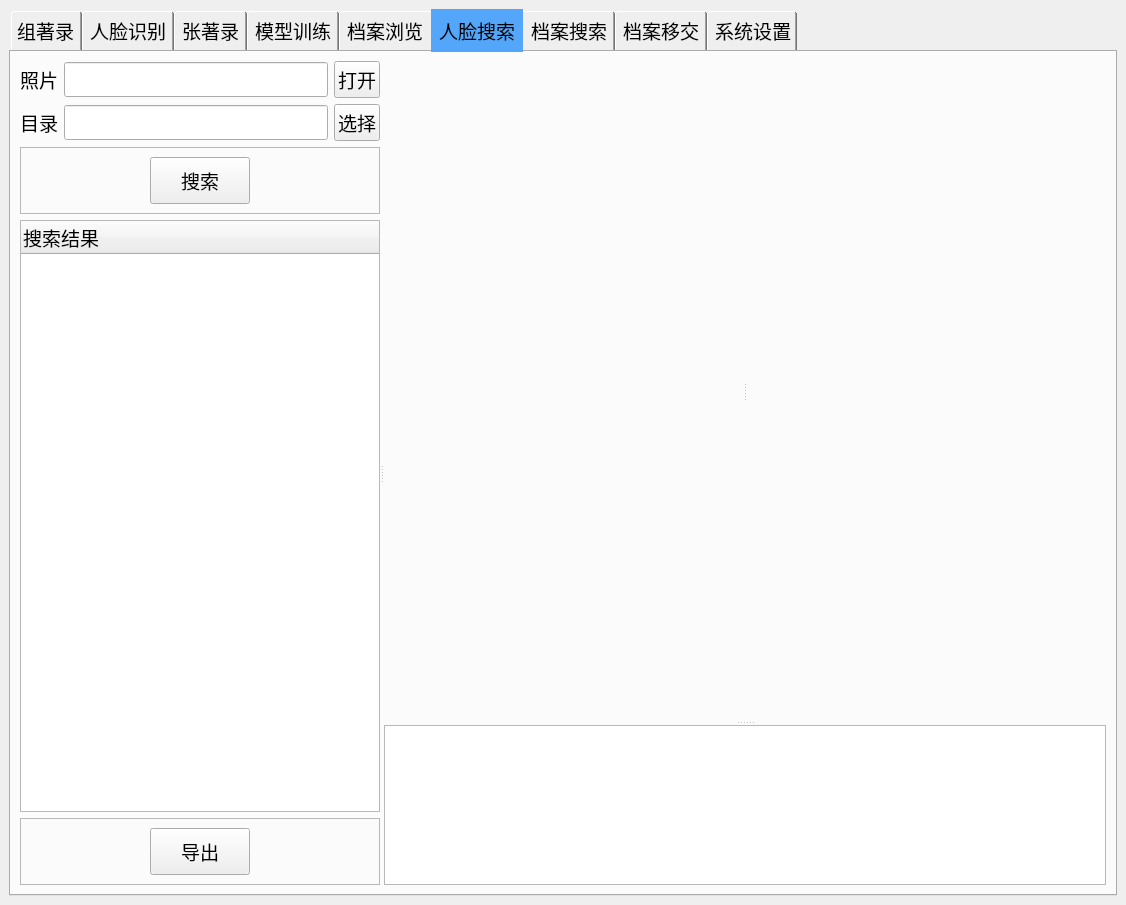
The window that photo_arch/infrastructures/user_interface/qt/ui/mainwindow.ui (Chieoho/photo_arch) describes before a commit, drawn with Qt 5.
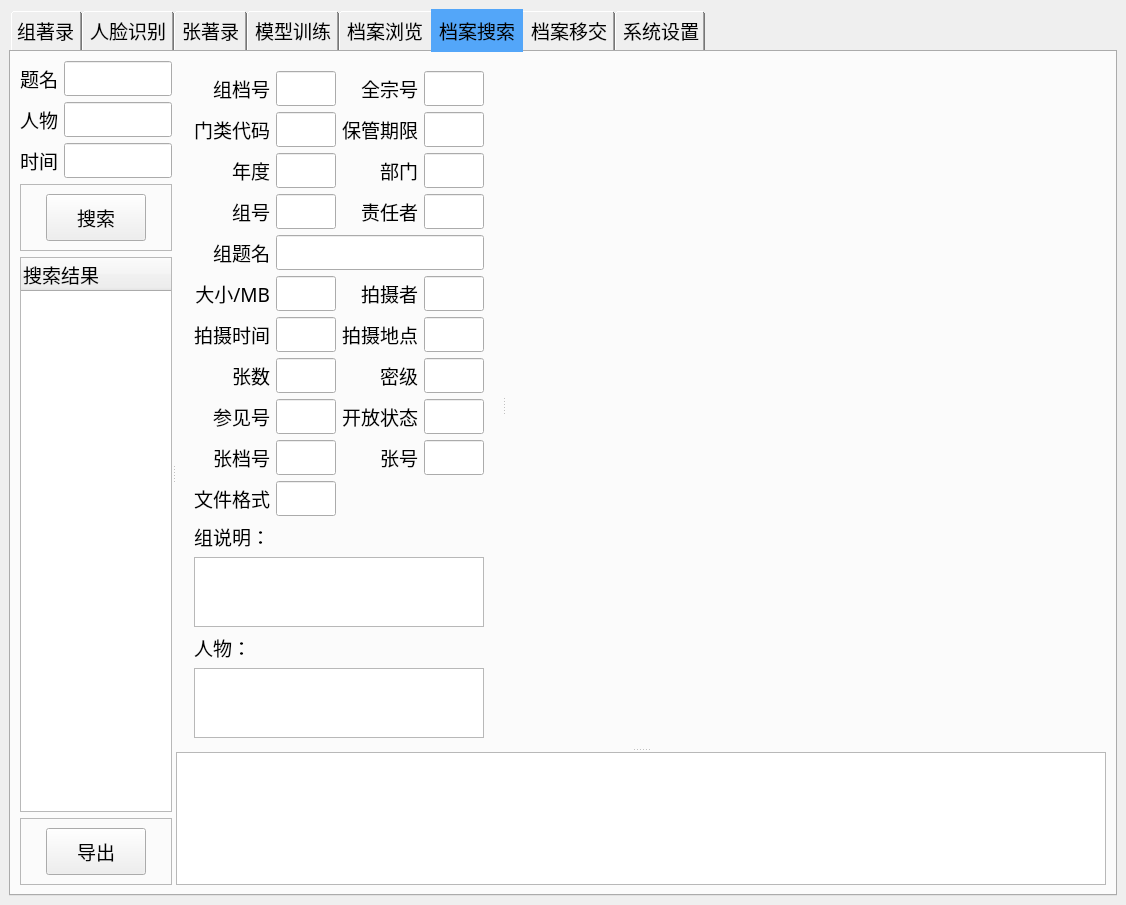
The same window after the commit. Icons and pictures are not drawn.

Commit message: 1、去掉人脸搜索功能（此分支去掉而已）

The edit to the form file:
```diff
--- a/photo_arch/infrastructures/user_interface/qt/ui/mainwindow.ui
+++ b/photo_arch/infrastructures/user_interface/qt/ui/mainwindow.ui
@@ -4078,506 +4078,6 @@
         </item>
        </layout>
       </widget>
-      <widget class="QWidget" name="search_face_tab">
-       <attribute name="icon">
-        <iconset>
-         <normaloff>icon/search_face.png</normaloff>icon/search_face.png</iconset>
-       </attribute>
-       <attribute name="title">
-        <string>人脸搜索</string>
-       </attribute>
-       <layout class="QGridLayout" name="gridLayout_36">
-        <item row="0" column="0">
-         <widget class="QSplitter" name="splitter_11">
-          <property name="orientation">
-           <enum>Qt::Horizontal</enum>
-          </property>
-          <widget class="QWidget" name="widget_11" native="true">
-           <property name="maximumSize">
-            <size>
-             <width>360</width>
-             <height>16777215</height>
-            </size>
-           </property>
-           <property name="font">
-            <font>
-             <family>新宋体</family>
-             <pointsize>14</pointsize>
-            </font>
-           </property>
-           <layout class="QGridLayout" name="gridLayout_29">
-            <item row="0" column="2">
-             <widget class="QPushButton" name="open_photo_btn">
-              <property name="sizePolicy">
-               <sizepolicy hsizetype="Preferred" vsizetype="Fixed">
-                <horstretch>0</horstretch>
-                <verstretch>0</verstretch>
-               </sizepolicy>
-              </property>
-              <property name="font">
-               <font>
-                <family>新宋体</family>
-                <pointsize>14</pointsize>
-               </font>
-              </property>
-              <property name="styleSheet">
-               <string notr="true">padding: 3px; 
-</string>
-              </property>
-              <property name="text">
-               <string>打开</string>
-              </property>
-              <property name="icon">
-               <iconset>
-                <normaloff>C:/Users/lizd/.designer/icon/open.png</normaloff>C:/Users/lizd/.designer/icon/open.png</iconset>
-              </property>
-              <property name="iconSize">
-               <size>
-                <width>24</width>
-                <height>24</height>
-               </size>
-              </property>
-             </widget>
-            </item>
-            <item row="0" column="1">
-             <widget class="QLineEdit" name="retrieve_photo_path">
-              <property name="sizePolicy">
-               <sizepolicy hsizetype="Preferred" vsizetype="Fixed">
-                <horstretch>0</horstretch>
-                <verstretch>0</verstretch>
-               </sizepolicy>
-              </property>
-              <property name="font">
-               <font>
-                <family>新宋体</family>
-                <pointsize>14</pointsize>
-               </font>
-              </property>
-             </widget>
-            </item>
-            <item row="2" column="0" colspan="3">
-             <widget class="QFrame" name="frame_6">
-              <property name="minimumSize">
-               <size>
-                <width>0</width>
-                <height>30</height>
-               </size>
-              </property>
-              <property name="frameShape">
-               <enum>QFrame::StyledPanel</enum>
-              </property>
-              <property name="frameShadow">
-               <enum>QFrame::Raised</enum>
-              </property>
-              <layout class="QGridLayout" name="gridLayout_33">
-               <item row="0" column="1">
-                <widget class="QPushButton" name="retrieve_btn">
-                 <property name="sizePolicy">
-                  <sizepolicy hsizetype="Preferred" vsizetype="Preferred">
-                   <horstretch>0</horstretch>
-                   <verstretch>0</verstretch>
-                  </sizepolicy>
-                 </property>
-                 <property name="maximumSize">
-                  <size>
-                   <width>300</width>
-                   <height>16777215</height>
-                  </size>
-                 </property>
-                 <property name="font">
-                  <font>
-                   <family>新宋体</family>
-                   <pointsize>14</pointsize>
-                  </font>
-                 </property>
-                 <property name="focusPolicy">
-                  <enum>Qt::NoFocus</enum>
-                 </property>
-                 <property name="styleSheet">
-                  <string notr="true">padding-left: 30px; 
-padding-right: 30px;
-padding-top: 8px; 
-padding-bottom: 8px;</string>
-                 </property>
-                 <property name="text">
-                  <string>搜索</string>
-                 </property>
-                 <property name="icon">
-                  <iconset>
-                   <normaloff>icon/search.png</normaloff>icon/search.png</iconset>
-                 </property>
-                 <property name="iconSize">
-                  <size>
-                   <width>24</width>
-                   <height>24</height>
-                  </size>
-                 </property>
-                </widget>
-               </item>
-               <item row="0" column="2">
-                <spacer name="horizontalSpacer_26">
-                 <property name="orientation">
-                  <enum>Qt::Horizontal</enum>
-                 </property>
-                 <property name="sizeHint" stdset="0">
-                  <size>
-                   <width>40</width>
-                   <height>20</height>
-                  </size>
-                 </property>
-                </spacer>
-               </item>
-               <item row="0" column="0">
-                <spacer name="horizontalSpacer_29">
-                 <property name="orientation">
-                  <enum>Qt::Horizontal</enum>
-                 </property>
-                 <property name="sizeHint" stdset="0">
-                  <size>
-                   <width>40</width>
-                   <height>20</height>
-                  </size>
-                 </property>
-                </spacer>
-               </item>
-              </layout>
-             </widget>
-            </item>
-            <item row="4" column="0" colspan="3">
-             <widget class="QFrame" name="frame_12">
-              <property name="frameShape">
-               <enum>QFrame::StyledPanel</enum>
-              </property>
-              <property name="frameShadow">
-               <enum>QFrame::Raised</enum>
-              </property>
-              <layout class="QGridLayout" name="gridLayout_34">
-               <item row="0" column="1">
-                <widget class="QPushButton" name="export_btn_search_face">
-                 <property name="sizePolicy">
-                  <sizepolicy hsizetype="Preferred" vsizetype="Preferred">
-                   <horstretch>0</horstretch>
-                   <verstretch>0</verstretch>
-                  </sizepolicy>
-                 </property>
-                 <property name="font">
-                  <font>
-                   <family>新宋体</family>
-                   <pointsize>14</pointsize>
-                  </font>
-                 </property>
-                 <property name="styleSheet">
-                  <string notr="true">padding-left: 30px; 
-padding-right: 30px;
-padding-top: 8px; 
-padding-bottom: 8px;</string>
-                 </property>
-                 <property name="text">
-                  <string>导出</string>
-                 </property>
-                 <property name="icon">
-                  <iconset>
-                   <normaloff>icon/export.png</normaloff>icon/export.png</iconset>
-                 </property>
-                 <property name="iconSize">
-                  <size>
-                   <width>24</width>
-                   <height>24</height>
-                  </size>
-                 </property>
-                </widget>
-               </item>
-               <item row="0" column="0">
-                <spacer name="horizontalSpacer_24">
-                 <property name="orientation">
-                  <enum>Qt::Horizontal</enum>
-                 </property>
-                 <property name="sizeHint" stdset="0">
-                  <size>
-                   <width>40</width>
-                   <height>20</height>
-                  </size>
-                 </property>
-                </spacer>
-               </item>
-               <item row="0" column="2">
-                <spacer name="horizontalSpacer_25">
-                 <property name="orientation">
-                  <enum>Qt::Horizontal</enum>
-                 </property>
-                 <property name="sizeHint" stdset="0">
-                  <size>
-                   <width>40</width>
-                   <height>20</height>
-                  </size>
-                 </property>
-                </spacer>
-               </item>
-              </layout>
-             </widget>
-            </item>
-            <item row="1" column="0">
-             <widget class="QLabel" name="label_94">
-              <property name="font">
-               <font>
-                <family>新宋体</family>
-                <pointsize>14</pointsize>
-               </font>
-              </property>
-              <property name="text">
-               <string>目录</string>
-              </property>
-              <property name="alignment">
-               <set>Qt::AlignRight|Qt::AlignTrailing|Qt::AlignVCenter</set>
-              </property>
-             </widget>
-            </item>
-            <item row="1" column="2">
-             <widget class="QPushButton" name="select_retrieve_dir_btn">
-              <property name="sizePolicy">
-               <sizepolicy hsizetype="Preferred" vsizetype="Fixed">
-                <horstretch>0</horstretch>
-                <verstretch>0</verstretch>
-               </sizepolicy>
-              </property>
-              <property name="font">
-               <font>
-                <family>新宋体</family>
-                <pointsize>14</pointsize>
-               </font>
-              </property>
-              <property name="styleSheet">
-               <string notr="true">padding: 3px; 
-</string>
-              </property>
-              <property name="text">
-               <string>选择</string>
-              </property>
-              <property name="icon">
-               <iconset>
-                <normaloff>C:/Users/lizd/.designer/icon/open.png</normaloff>C:/Users/lizd/.designer/icon/open.png</iconset>
-              </property>
-              <property name="iconSize">
-               <size>
-                <width>24</width>
-                <height>24</height>
-               </size>
-              </property>
-             </widget>
-            </item>
-            <item row="0" column="0">
-             <widget class="QLabel" name="label_96">
-              <property name="font">
-               <font>
-                <family>新宋体</family>
-                <pointsize>14</pointsize>
-               </font>
-              </property>
-              <property name="text">
-               <string>照片</string>
-              </property>
-              <property name="alignment">
-               <set>Qt::AlignRight|Qt::AlignTrailing|Qt::AlignVCenter</set>
-              </property>
-             </widget>
-            </item>
-            <item row="1" column="1">
-             <widget class="QLineEdit" name="retieve_dir">
-              <property name="sizePolicy">
-               <sizepolicy hsizetype="Expanding" vsizetype="Fixed">
-                <horstretch>0</horstretch>
-                <verstretch>0</verstretch>
-               </sizepolicy>
-              </property>
-              <property name="font">
-               <font>
-                <family>新宋体</family>
-                <pointsize>14</pointsize>
-               </font>
-              </property>
-             </widget>
-            </item>
-            <item row="3" column="0" colspan="3">
-             <widget class="QTreeWidget" name="tree_widget_search_face">
-              <property name="sizePolicy">
-               <sizepolicy hsizetype="Preferred" vsizetype="Expanding">
-                <horstretch>0</horstretch>
-                <verstretch>0</verstretch>
-               </sizepolicy>
-              </property>
-              <property name="font">
-               <font>
-                <family>新宋体</family>
-                <pointsize>14</pointsize>
-               </font>
-              </property>
-              <property name="toolTip">
-               <string>&lt;html&gt;&lt;head/&gt;&lt;body&gt;&lt;p&gt;&lt;span style=&quot; font-size:10pt;&quot;&gt;可勾选导出&lt;/span&gt;&lt;/p&gt;&lt;/body&gt;&lt;/html&gt;</string>
-              </property>
-              <property name="whatsThis">
-               <string>&lt;html&gt;&lt;head/&gt;&lt;body&gt;&lt;p&gt;&lt;br/&gt;&lt;/p&gt;&lt;/body&gt;&lt;/html&gt;</string>
-              </property>
-              <column>
-               <property name="text">
-                <string>搜索结果</string>
-               </property>
-              </column>
-             </widget>
-            </item>
-           </layout>
-          </widget>
-          <widget class="QSplitter" name="splitter_10">
-           <property name="sizePolicy">
-            <sizepolicy hsizetype="Preferred" vsizetype="Preferred">
-             <horstretch>0</horstretch>
-             <verstretch>0</verstretch>
-            </sizepolicy>
-           </property>
-           <property name="orientation">
-            <enum>Qt::Vertical</enum>
-           </property>
-           <widget class="QSplitter" name="splitter_6">
-            <property name="sizePolicy">
-             <sizepolicy hsizetype="Preferred" vsizetype="Preferred">
-              <horstretch>0</horstretch>
-              <verstretch>0</verstretch>
-             </sizepolicy>
-            </property>
-            <property name="orientation">
-             <enum>Qt::Horizontal</enum>
-            </property>
-            <widget class="QWidget" name="widget_12" native="true">
-             <property name="sizePolicy">
-              <sizepolicy hsizetype="Preferred" vsizetype="Preferred">
-               <horstretch>0</horstretch>
-               <verstretch>0</verstretch>
-              </sizepolicy>
-             </property>
-             <property name="font">
-              <font>
-               <family>新宋体</family>
-               <pointsize>14</pointsize>
-              </font>
-             </property>
-             <layout class="QGridLayout" name="gridLayout_32">
-              <item row="0" column="0">
-               <widget class="QLabel" name="target_view_search_face">
-                <property name="sizePolicy">
-                 <sizepolicy hsizetype="Preferred" vsizetype="Preferred">
-                  <horstretch>0</horstretch>
-                  <verstretch>0</verstretch>
-                 </sizepolicy>
-                </property>
-                <property name="minimumSize">
-                 <size>
-                  <width>1</width>
-                  <height>1</height>
-                 </size>
-                </property>
-                <property name="font">
-                 <font>
-                  <family>新宋体</family>
-                  <pointsize>14</pointsize>
-                 </font>
-                </property>
-                <property name="text">
-                 <string/>
-                </property>
-                <property name="alignment">
-                 <set>Qt::AlignCenter</set>
-                </property>
-               </widget>
-              </item>
-             </layout>
-            </widget>
-            <widget class="QWidget" name="widget_13" native="true">
-             <property name="sizePolicy">
-              <sizepolicy hsizetype="Expanding" vsizetype="Expanding">
-               <horstretch>0</horstretch>
-               <verstretch>0</verstretch>
-              </sizepolicy>
-             </property>
-             <property name="font">
-              <font>
-               <family>新宋体</family>
-               <pointsize>14</pointsize>
-              </font>
-             </property>
-             <layout class="QGridLayout" name="gridLayout_35">
-              <item row="0" column="0">
-               <widget class="QLabel" name="result_view_search_face">
-                <property name="sizePolicy">
-                 <sizepolicy hsizetype="Preferred" vsizetype="Preferred">
-                  <horstretch>0</horstretch>
-                  <verstretch>0</verstretch>
-                 </sizepolicy>
-                </property>
-                <property name="minimumSize">
-                 <size>
-                  <width>1</width>
-                  <height>1</height>
-                 </size>
-                </property>
-                <property name="font">
-                 <font>
-                  <family>新宋体</family>
-                  <pointsize>14</pointsize>
-                 </font>
-                </property>
-                <property name="text">
-                 <string/>
-                </property>
-                <property name="alignment">
-                 <set>Qt::AlignCenter</set>
-                </property>
-               </widget>
-              </item>
-             </layout>
-            </widget>
-           </widget>
-           <widget class="QWidget" name="widget_14" native="true">
-            <property name="sizePolicy">
-             <sizepolicy hsizetype="Preferred" vsizetype="Fixed">
-              <horstretch>0</horstretch>
-              <verstretch>0</verstretch>
-             </sizepolicy>
-            </property>
-            <property name="maximumSize">
-             <size>
-              <width>16777215</width>
-              <height>160</height>
-             </size>
-            </property>
-            <property name="font">
-             <font>
-              <family>新宋体</family>
-              <pointsize>14</pointsize>
-             </font>
-            </property>
-            <layout class="QGridLayout" name="gridLayout_26">
-             <item row="0" column="0">
-              <widget class="QListWidget" name="list_widget_search_face">
-               <property name="sizePolicy">
-                <sizepolicy hsizetype="Preferred" vsizetype="Fixed">
-                 <horstretch>0</horstretch>
-                 <verstretch>0</verstretch>
-                </sizepolicy>
-               </property>
-               <property name="font">
-                <font>
-                 <family>新宋体</family>
-                 <pointsize>14</pointsize>
-                </font>
-               </property>
-              </widget>
-             </item>
-            </layout>
-           </widget>
-          </widget>
-         </widget>
-        </item>
-       </layout>
-      </widget>
       <widget class="QWidget" name="search_archives_tab">
        <property name="font">
         <font>
```
Left out of the diff: 4 changed lines with no effect on the pictures. The commit also changes 3 other files.
